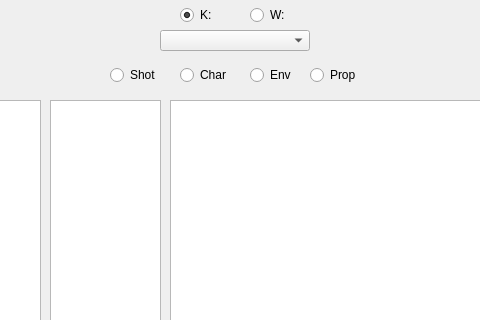
Old version of the form Maya/FileManager.ui in the repository pbenjamim/glimpse; both pictures show x 250 to 730 and y 0 to 320 of the 950 by 430 pixel window.
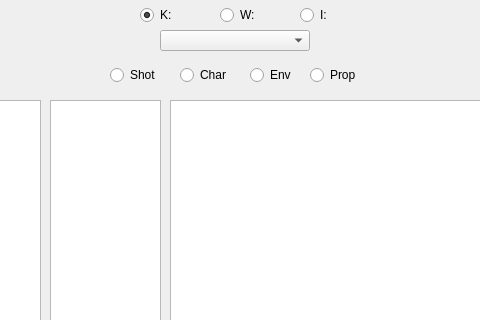
New version of the form.

Commit message: Expanded 3dsmax File Manager + Added "I" drive to File Managers

```diff
--- a/Maya/FileManager.ui
+++ b/Maya/FileManager.ui
@@ -40,7 +40,7 @@
   <widget class="QRadioButton" name="kdrive">
    <property name="geometry">
     <rect>
-     <x>430</x>
+     <x>390</x>
      <y>0</y>
      <width>40</width>
      <height>30</height>
@@ -65,7 +65,7 @@
   <widget class="QRadioButton" name="wdrive">
    <property name="geometry">
     <rect>
-     <x>500</x>
+     <x>470</x>
      <y>0</y>
      <width>40</width>
      <height>30</height>
@@ -409,6 +409,28 @@
     <string>Overwrite</string>
    </property>
   </widget>
+  <widget class="QRadioButton" name="idrive">
+   <property name="geometry">
+    <rect>
+     <x>550</x>
+     <y>0</y>
+     <width>40</width>
+     <height>30</height>
+    </rect>
+   </property>
+   <property name="minimumSize">
+    <size>
+     <width>0</width>
+     <height>0</height>
+    </size>
+   </property>
+   <property name="autoFillBackground">
+    <bool>false</bool>
+   </property>
+   <property name="text">
+    <string>I:</string>
+   </property>
+  </widget>
  </widget>
  <resources/>
  <connections/>
```
The commit also changes 7 other files.
